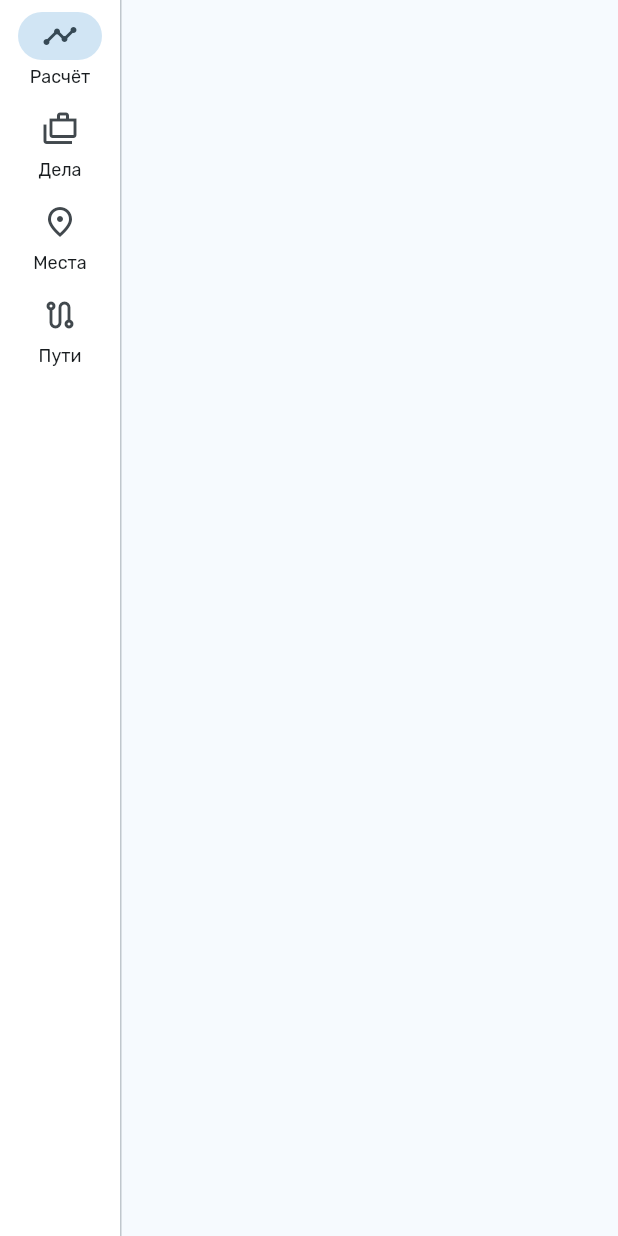
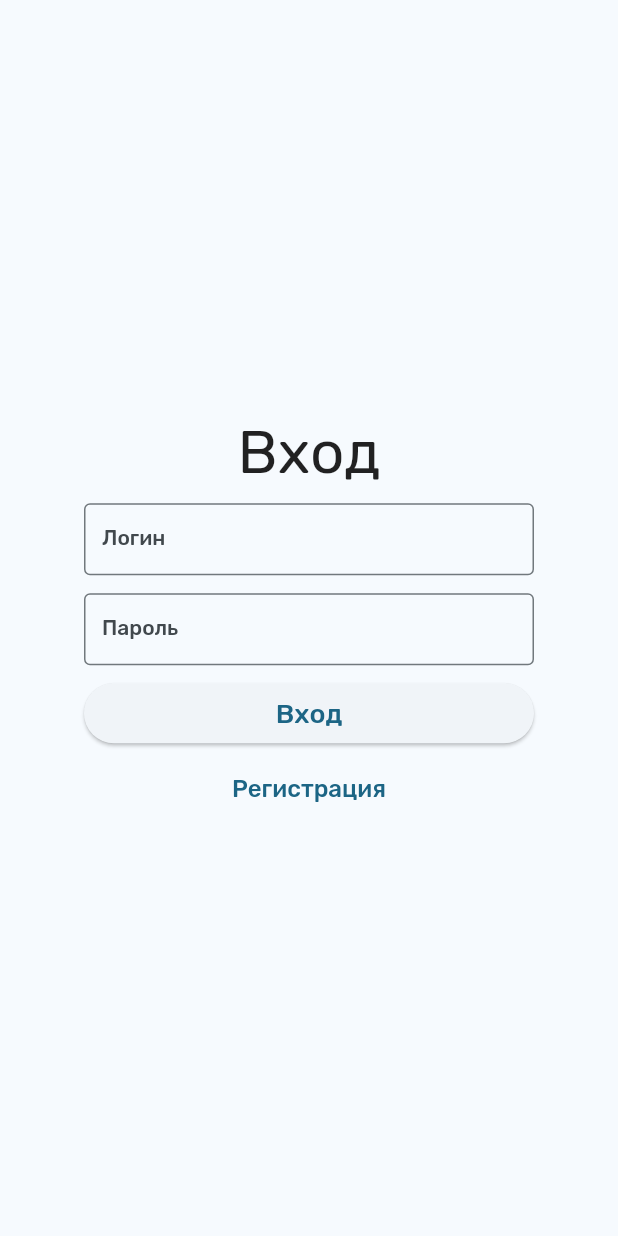
Before and after one commit to tetrochel/itdols, a Flutter app: the screen it shows after launch, on a phone screen of 412 x 824 dp. Run offline on Flutter 3.47's test engine with Material 2 defaults, Android fonts, the phone set to English and light mode, and no system bars; our stand-ins replace flutter_riverpod, google_fonts.

Commit message:
Add login and registration pages

```diff
--- /dev/null
+++ b/lib/auth/presentation/login_page.dart
@@ -0,0 +1,112 @@
+import 'package:flutter/material.dart';
+
+class LoginPage extends StatelessWidget {
+  LoginPage({super.key});
+  final TextEditingController usernameController = TextEditingController();
+  final TextEditingController passwordController = TextEditingController();
+  final FocusNode focusNode = FocusNode();
+
+  @override
+  Widget build(BuildContext context) {
+    return SafeArea(
+      child: Scaffold(
+        body: Center(
+          child: SizedBox(
+            width: 300,
+            child: Column(
+              mainAxisSize: MainAxisSize.min,
+              children: [
+                const Text(
+                  'Вход',
+                  style: TextStyle(fontSize: 40),
+                ),
+                const SizedBox(height: 10),
+                SizedBox(
+                  width: double.infinity,
+                  height: 50,
+                  child: TextFormField(
+                    style: const TextStyle(fontSize: 20),
+                    controller: usernameController,
+                    onFieldSubmitted: (value) => {focusNode.requestFocus()},
+                    decoration: const InputDecoration(
+                      labelText: 'Логин',
+                      border: OutlineInputBorder(),
+                      contentPadding: EdgeInsets.symmetric(horizontal: 8),
+                    ),
+                  ),
+                ),
+                const SizedBox(height: 10),
+                SizedBox(
+                  width: double.infinity,
+                  height: 50,
+                  child: TextFormField(
+                    focusNode: focusNode,
+                    obscureText: true,
+                    enableSuggestions: false,
+                    autocorrect: false,
+                    style: const TextStyle(fontSize: 20),
+                    controller: passwordController,
+                    onFieldSubmitted: (value) => finishLogin(context),
+                    decoration: const InputDecoration(
+                      labelText: 'Пароль',
+                      border: OutlineInputBorder(),
+                      contentPadding: EdgeInsets.symmetric(horizontal: 8),
+                    ),
+                  ),
+                ),
+                const SizedBox(height: 10),
+                SizedBox(
+                  height: 40,
+                  width: double.infinity,
+                  child: ElevatedButton(
+                    onPressed: () => finishLogin(context),
+                    child: const Text(
+                      'Вход',
+                      style: TextStyle(fontSize: 18),
+                    ),
+                  ),
+                ),
+                const SizedBox(height: 10),
+                SizedBox(
+                  height: 40,
+                  width: double.infinity,
+                  child: TextButton(
+                    onPressed: () {
+                      Navigator.pushReplacementNamed(context, '/registration');
+                    },
+                    child: const Text(
+                      'Регистрация',
+                      style: TextStyle(fontSize: 16),
+                    ),
+                  ),
+                ),
+              ],
+            ),
+          ),
+        ),
+      ),
+    );
+  }
+
+  void showMessage(String text, BuildContext context) {
+    ScaffoldMessenger.of(context).showSnackBar(SnackBar(
+      duration: const Duration(milliseconds: 1200),
+      backgroundColor: Colors.red,
+      content: Text(
+        text,
+      ),
+    ));
+  }
+
+  void finishLogin(BuildContext context) {
+    if (usernameController.text.isEmpty) {
+      showMessage('Введите логин!', context);
+      return;
+    }
+    if (passwordController.text.isEmpty) {
+      showMessage('Введите пароль!', context);
+      return;
+    }
+    // TODO: contacting the API
+  }
+}
--- a/lib/core/routes.dart
+++ b/lib/core/routes.dart
@@ -1,6 +1,10 @@
 import 'package:flutter/material.dart';
+import 'package:itdols/auth/presentation/login_page.dart';
+import 'package:itdols/auth/presentation/registration_page.dart';
 import 'package:itdols/core/widgets/main_page.dart';
 
 Map<String, Widget Function(BuildContext)> routes = {
   '/': (context) => MainPage(),
+  '/login': (context) => LoginPage(),
+  '/registration': (context) => RegistrationPage(),
 };
--- a/lib/features/jobs/jobs_controller.dart
+++ b/lib/features/jobs/jobs_controller.dart
@@ -7,7 +7,7 @@ import 'package:itdols/features/places/domain/states/places_state.dart';
 
 StateNotifierProvider<WidgetStateHolder, WidgetState?> widgetStateHolder =
     StateNotifierProvider<WidgetStateHolder, WidgetState?>(
-  (ref) => WidgetStateHolder(null),
+  (ref) => WidgetStateHolder(WidgetState.loading),
 );
 
 Provider<JobsController> jobsController = Provider<JobsController>(
--- a/lib/features/jobs/presentation/jobs_page.dart
+++ b/lib/features/jobs/presentation/jobs_page.dart
@@ -45,7 +45,10 @@ class JobsPage extends ConsumerWidget {
             child: ListView.separated(
               physics: const BouncingScrollPhysics(parent: AlwaysScrollableScrollPhysics()),
               itemCount: jobs!.length,
-              itemBuilder: (BuildContext context, int index) => JobWidget(job: jobs![index], places: places!,),
+              itemBuilder: (BuildContext context, int index) => JobWidget(
+                job: jobs![index],
+                places: places!,
+              ),
               separatorBuilder: (BuildContext context, int index) => const Divider(
                 color: Colors.grey,
                 height: 1,
--- a/lib/features/places/places_controller.dart
+++ b/lib/features/places/places_controller.dart
@@ -5,7 +5,7 @@ import 'package:itdols/features/places/domain/states/places_state.dart';
 
 StateNotifierProvider<WidgetStateHolder, WidgetState?> widgetStateHolder =
     StateNotifierProvider<WidgetStateHolder, WidgetState?>(
-  (ref) => WidgetStateHolder(null),
+  (ref) => WidgetStateHolder(WidgetState.loading),
 );
 
 Provider<PlacesController> placesController = Provider<PlacesController>(
@@ -28,7 +28,7 @@ class PlacesController {
     widgetStateHolder.setWidgetState(WidgetState.loading);
 
     List<PlaceModel> places = [];
-    await Future.delayed(const Duration(microseconds: 1));
+    await Future.delayed(const Duration(microseconds: 50));
     places = [
       PlaceModel('Дом', '9b62e665-d042-4bd6-a3bd-47ad31ea0b36'),
       PlaceModel('Работа', '7725233e-1db2-4c80-9db2-db9415fb777a'),
--- a/lib/features/routes/routes_controller.dart
+++ b/lib/features/routes/routes_controller.dart
@@ -6,7 +6,7 @@ import 'package:itdols/features/routes/domain/states/routes_state.dart';
 
 StateNotifierProvider<WidgetStateHolder, WidgetState?> widgetStateHolder =
     StateNotifierProvider<WidgetStateHolder, WidgetState?>(
-  (ref) => WidgetStateHolder(null),
+  (ref) => WidgetStateHolder(WidgetState.loading),
 );
 
 Provider<RoutesController> routesController = Provider<RoutesController>(
--- a/lib/main.dart
+++ b/lib/main.dart
@@ -14,7 +14,7 @@ class MyApp extends StatelessWidget {
   Widget build(BuildContext context) {
     return ProviderScope(
       child: MaterialApp(
-        initialRoute: '/',
+        initialRoute: '/login',
         routes: routes,
         theme: ThemeData(
           colorSchemeSeed: const Color(0xff61caff),
```
Also changed, not shown: lib/auth/domain/models/user_model.dart (added, +51 -0 lines), lib/auth/domain/states/user_state.dart (added, +14 -0 lines), lib/auth/presentation/registration_page.dart (added, +138 -0 lines), lib/auth/user_controller.dart (added, +31 -0 lines), lib/features/jobs/presentation/job_widget.dart (+16 -3 lines), lib/features/places/presentation/place_widget.dart (+14 -0 lines), lib/features/routes/presentation/route_widget.dart (+14 -0 lines).
